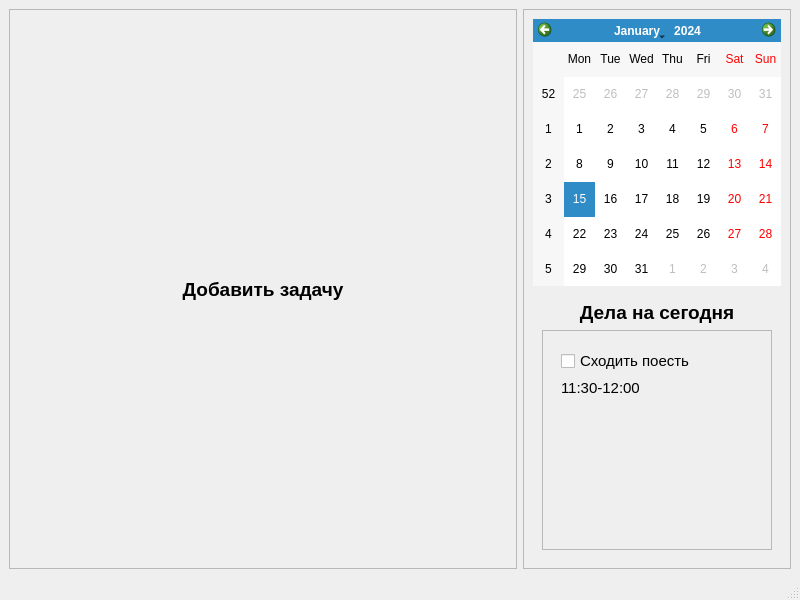
Qt form src-ui/mainwindow.ui (Vubni/calendar) before a commit.
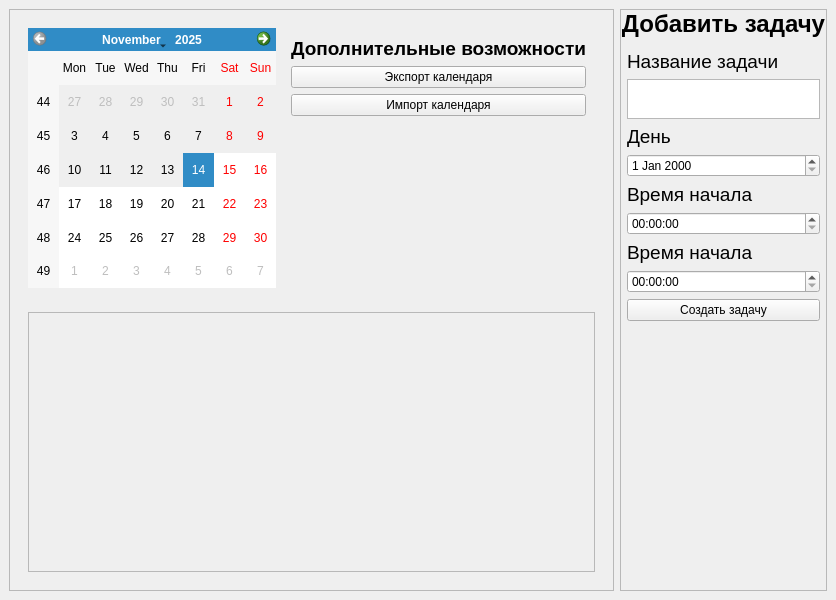
The same form after that commit.

Patch:
```diff
--- a/src-ui/mainwindow.ui
+++ b/src-ui/mainwindow.ui
@@ -23,117 +23,103 @@
       <property name="frameShadow">
        <enum>QFrame::Raised</enum>
       </property>
-      <layout class="QVBoxLayout" name="verticalLayout_4">
+      <layout class="QVBoxLayout" name="verticalLayout_4" stretch="1,1">
        <item>
-        <widget class="QLabel" name="label_3">
-         <property name="font">
-          <font>
-           <pointsize>14</pointsize>
-           <bold>true</bold>
-          </font>
-         </property>
-         <property name="text">
-          <string>Добавить задачу</string>
-         </property>
-         <property name="scaledContents">
-          <bool>true</bool>
-         </property>
-         <property name="alignment">
-          <set>Qt::AlignCenter</set>
-         </property>
+        <widget class="QWidget" name="widget_2" native="true">
+         <layout class="QHBoxLayout" name="horizontalLayout_4">
+          <item>
+           <widget class="QCalendarWidget" name="calendar">
+            <property name="minimumDate">
+             <date>
+              <year>2025</year>
+              <month>11</month>
+              <day>14</day>
+             </date>
+            </property>
+           </widget>
+          </item>
+          <item>
+           <widget class="QWidget" name="widget_5" native="true">
+            <layout class="QVBoxLayout" name="verticalLayout_5">
+             <item>
+              <widget class="QLabel" name="label_4">
+               <property name="font">
+                <font>
+                 <pointsize>14</pointsize>
+                 <bold>true</bold>
+                </font>
+               </property>
+               <property name="text">
+                <string>Дополнительные возможности</string>
+               </property>
+               <property name="scaledContents">
+                <bool>true</bool>
+               </property>
+               <property name="alignment">
+                <set>Qt::AlignmentFlag::AlignCenter</set>
+               </property>
+              </widget>
+             </item>
+             <item>
+              <widget class="QPushButton" name="export_button">
+               <property name="text">
+                <string>Экспорт календаря</string>
+               </property>
+              </widget>
+             </item>
+             <item>
+              <widget class="QPushButton" name="import_button">
+               <property name="text">
+                <string>Импорт календаря</string>
+               </property>
+              </widget>
+             </item>
+             <item>
+              <spacer name="verticalSpacer_2">
+               <property name="orientation">
+                <enum>Qt::Orientation::Vertical</enum>
+               </property>
+               <property name="sizeHint" stdset="0">
+                <size>
+                 <width>20</width>
+                 <height>40</height>
+                </size>
+               </property>
+              </spacer>
+             </item>
+            </layout>
+           </widget>
+          </item>
+         </layout>
         </widget>
-       </item>
-      </layout>
-     </widget>
-    </item>
-    <item>
-     <widget class="QFrame" name="frame_2">
-      <property name="frameShape">
-       <enum>QFrame::StyledPanel</enum>
-      </property>
-      <property name="frameShadow">
-       <enum>QFrame::Raised</enum>
-      </property>
-      <layout class="QVBoxLayout" name="verticalLayout_5">
-       <item>
-        <widget class="QCalendarWidget" name="calendarWidget"/>
        </item>
        <item>
         <widget class="QWidget" name="widget" native="true">
          <layout class="QVBoxLayout" name="verticalLayout_2">
           <item>
-           <widget class="QLabel" name="label">
-            <property name="font">
-             <font>
-              <pointsize>14</pointsize>
-              <bold>true</bold>
-             </font>
-            </property>
-            <property name="text">
-             <string>Дела на сегодня</string>
-            </property>
-            <property name="scaledContents">
-             <bool>true</bool>
-            </property>
-            <property name="alignment">
-             <set>Qt::AlignCenter</set>
-            </property>
-           </widget>
-          </item>
-          <item>
-           <widget class="QScrollArea" name="scrollArea">
+           <widget class="QScrollArea" name="all_works">
             <property name="verticalScrollBarPolicy">
-             <enum>Qt::ScrollBarAlwaysOff</enum>
+             <enum>Qt::ScrollBarPolicy::ScrollBarAlwaysOff</enum>
             </property>
             <property name="horizontalScrollBarPolicy">
-             <enum>Qt::ScrollBarAlwaysOff</enum>
+             <enum>Qt::ScrollBarPolicy::ScrollBarAlwaysOff</enum>
             </property>
             <property name="widgetResizable">
              <bool>true</bool>
             </property>
+            <property name="alignment">
+             <set>Qt::AlignmentFlag::AlignCenter</set>
+            </property>
             <widget class="QWidget" name="scrollAreaWidgetContents">
              <property name="geometry">
               <rect>
                <x>0</x>
                <y>0</y>
-               <width>292</width>
-               <height>204</height>
+               <width>477</width>
+               <height>244</height>
               </rect>
              </property>
              <layout class="QVBoxLayout" name="verticalLayout_3">
-              <item>
-               <widget class="QWidget" name="widget_2" native="true">
-                <layout class="QVBoxLayout" name="verticalLayout">
-                 <item>
-                  <widget class="QCheckBox" name="checkBox">
-                   <property name="font">
-                    <font>
-                     <pointsize>11</pointsize>
-                    </font>
-                   </property>
-                   <property name="text">
-                    <string>Сходить поесть</string>
-                   </property>
-                  </widget>
-                 </item>
-                 <item>
-                  <widget class="QLabel" name="label_2">
-                   <property name="font">
-                    <font>
-                     <pointsize>11</pointsize>
-                    </font>
-                   </property>
-                   <property name="text">
-                    <string>11:30-12:00</string>
-                   </property>
-                   <property name="scaledContents">
-                    <bool>true</bool>
-                   </property>
-                  </widget>
-                 </item>
-                </layout>
-               </widget>
-              </item>
               <item>
                <spacer name="verticalSpacer">
                 <property name="orientation">
@@ -157,19 +143,206 @@
       </layout>
      </widget>
     </item>
+    <item>
+     <widget class="QFrame" name="frame_2">
+      <property name="frameShape">
+       <enum>QFrame::Shape::StyledPanel</enum>
+      </property>
+      <property name="frameShadow">
+       <enum>QFrame::Shadow::Raised</enum>
+      </property>
+      <layout class="QVBoxLayout" name="verticalLayout_7" stretch="0,0,0">
+       <property name="leftMargin">
+        <number>0</number>
+       </property>
+       <property name="topMargin">
+        <number>0</number>
+       </property>
+       <property name="rightMargin">
+        <number>0</number>
+       </property>
+       <property name="bottomMargin">
+        <number>0</number>
+       </property>
+       <item>
+        <widget class="QLabel" name="label_3">
+         <property name="font">
+          <font>
+           <pointsize>18</pointsize>
+           <bold>true</bold>
+          </font>
+         </property>
+         <property name="text">
+          <string>Добавить задачу</string>
+         </property>
+         <property name="scaledContents">
+          <bool>true</bool>
+         </property>
+         <property name="alignment">
+          <set>Qt::AlignmentFlag::AlignCenter</set>
+         </property>
+        </widget>
+       </item>
+       <item>
+        <widget class="QWidget" name="widget_6" native="true">
+         <layout class="QVBoxLayout" name="verticalLayout_6">
+          <property name="leftMargin">
+           <number>6</number>
+          </property>
+          <property name="topMargin">
+           <number>6</number>
+          </property>
+          <property name="rightMargin">
+           <number>6</number>
+          </property>
+          <property name="bottomMargin">
+           <number>6</number>
+          </property>
+          <item>
+           <widget class="QLabel" name="label_5">
+            <property name="font">
+             <font>
+              <pointsize>14</pointsize>
+              <bold>false</bold>
+             </font>
+            </property>
+            <property name="text">
+             <string>Название задачи</string>
+            </property>
+            <property name="scaledContents">
+             <bool>true</bool>
+            </property>
+            <property name="alignment">
+             <set>Qt::AlignmentFlag::AlignLeading|Qt::AlignmentFlag::AlignLeft|Qt::AlignmentFlag::AlignVCenter</set>
+            </property>
+           </widget>
+          </item>
+          <item>
+           <widget class="QPlainTextEdit" name="new_title">
+            <property name="sizePolicy">
+             <sizepolicy hsizetype="Ignored" vsizetype="Minimum">
+              <horstretch>0</horstretch>
+              <verstretch>0</verstretch>
+             </sizepolicy>
+            </property>
+            <property name="minimumSize">
+             <size>
+              <width>0</width>
+              <height>40</height>
+             </size>
+            </property>
+            <property name="maximumSize">
+             <size>
+              <width>16777215</width>
+              <height>40</height>
+             </size>
+            </property>
+            <property name="readOnly">
+             <bool>false</bool>
+            </property>
+           </widget>
+          </item>
+          <item>
+           <widget class="QLabel" name="label_6">
+            <property name="font">
+             <font>
+              <pointsize>14</pointsize>
+              <bold>false</bold>
+             </font>
+            </property>
+            <property name="text">
+             <string>День</string>
+            </property>
+            <property name="scaledContents">
+             <bool>true</bool>
+            </property>
+            <property name="alignment">
+             <set>Qt::AlignmentFlag::AlignLeading|Qt::AlignmentFlag::AlignLeft|Qt::AlignmentFlag::AlignVCenter</set>
+            </property>
+           </widget>
+          </item>
+          <item>
+           <widget class="QDateEdit" name="new_date"/>
+          </item>
+          <item>
+           <widget class="QLabel" name="label_7">
+            <property name="font">
+             <font>
+              <pointsize>14</pointsize>
+              <bold>false</bold>
+             </font>
+            </property>
+            <property name="text">
+             <string>Время начала</string>
+            </property>
+            <property name="scaledContents">
+             <bool>true</bool>
+            </property>
+            <property name="alignment">
+             <set>Qt::AlignmentFlag::AlignLeading|Qt::AlignmentFlag::AlignLeft|Qt::AlignmentFlag::AlignVCenter</set>
+            </property>
+           </widget>
+          </item>
+          <item>
+           <widget class="QTimeEdit" name="new_time_start">
+            <property name="correctionMode">
+             <enum>QAbstractSpinBox::CorrectionMode::CorrectToPreviousValue</enum>
+            </property>
+           </widget>
+          </item>
+          <item>
+           <widget class="QLabel" name="label_8">
+            <property name="font">
+             <font>
+              <pointsize>14</pointsize>
+              <bold>false</bold>
+             </font>
+            </property>
+            <property name="text">
+             <string>Время начала</string>
+            </property>
+            <property name="scaledContents">
+             <bool>true</bool>
+            </property>
+            <property name="alignment">
+             <set>Qt::AlignmentFlag::AlignLeading|Qt::AlignmentFlag::AlignLeft|Qt::AlignmentFlag::AlignVCenter</set>
+            </property>
+           </widget>
+          </item>
+          <item>
+           <widget class="QTimeEdit" name="new_time_over"/>
+          </item>
+          <item>
+           <widget class="QPushButton" name="new_create">
+            <property name="text">
+             <string>Создать задачу</string>
+            </property>
+           </widget>
+          </item>
+         </layout>
+        </widget>
+       </item>
+       <item>
+        <spacer name="verticalSpacer_3">
+         <property name="orientation">
+          <enum>Qt::Orientation::Vertical</enum>
+         </property>
+         <property name="sizeHint" stdset="0">
+          <size>
+           <width>20</width>
+           <height>250</height>
+          </size>
+         </property>
+        </spacer>
+       </item>
+      </layout>
+      <zorder>widget_6</zorder>
+      <zorder>label_3</zorder>
+      <zorder>verticalSpacer_3</zorder>
+     </widget>
+    </item>
    </layout>
   </widget>
-  <widget class="QMenuBar" name="menubar">
-   <property name="geometry">
-    <rect>
-     <x>0</x>
-     <y>0</y>
-     <width>800</width>
-     <height>22</height>
-    </rect>
-   </property>
-  </widget>
-  <widget class="QStatusBar" name="statusbar"/>
  </widget>
  <resources/>
  <connections/>
```
Left out of the diff: 8 changed lines with no effect on the pictures.
